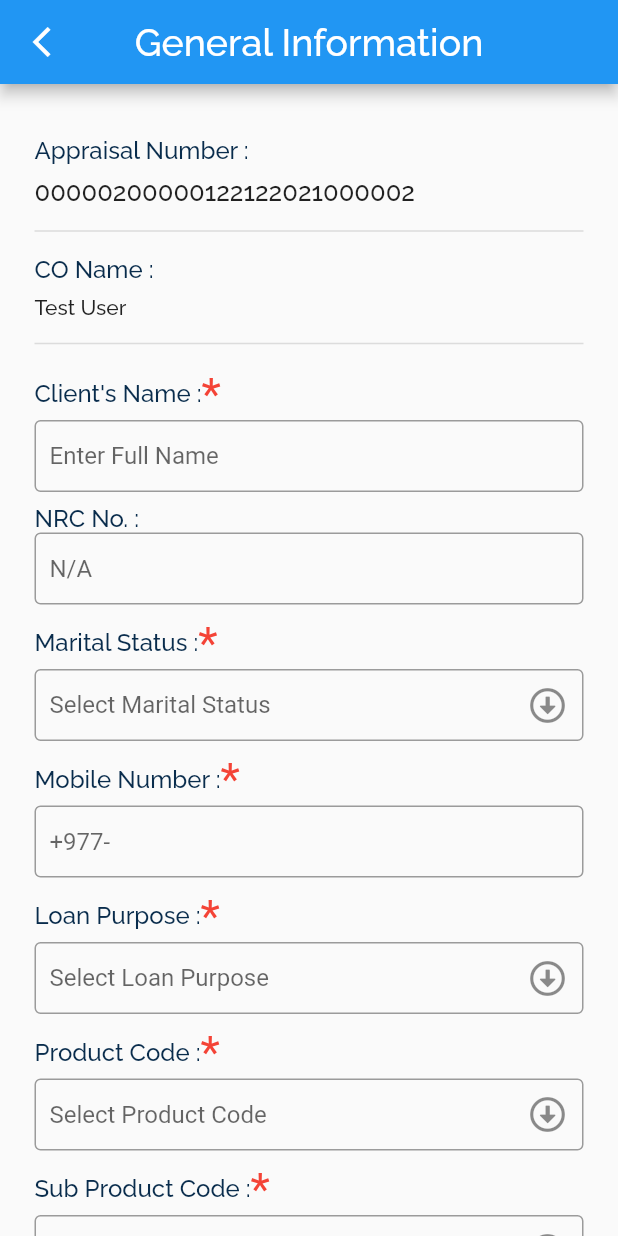
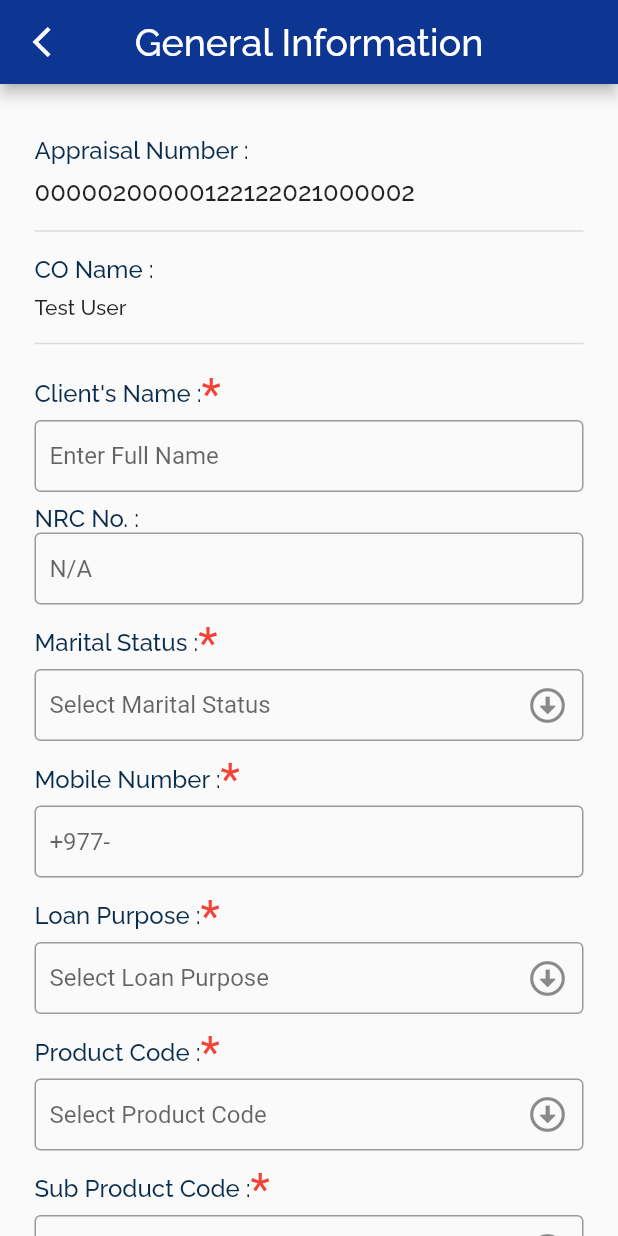
Before and after one commit to saurab86/MBNepal, a Flutter app: the GeneralInformationForm screen opened directly, on a phone screen of 412 x 824 dp. Run offline on Flutter 3.47's test engine with Material 2 defaults, Android fonts, the phone set to English and light mode, and no system bars; our stand-ins replace firebase_auth, firebase_core, font_awesome_flutter, google_sign_in, sqflite; missing offline and left inert: blurry; accounts and stored records are empty.

Commit message:
general information appbar color changed

```diff
--- a/lib/forms/general_information.dart
+++ b/lib/forms/general_information.dart
@@ -70,6 +70,7 @@ class _GeneralInformationFormState extends State<GeneralInformationForm> {
       onWillPop: _onBackpressed,
       child: Scaffold(
         appBar: AppBar(
+          backgroundColor: Color.fromRGBO(13, 54, 146,1),
           leading: IconButton(icon: Icon(Icons.arrow_back_ios_sharp), onPressed: (){
           Blurry.info(title: "Alert",
           description: 'Are you sure you want to go back to home? Going back will not save your data in this page',
```
